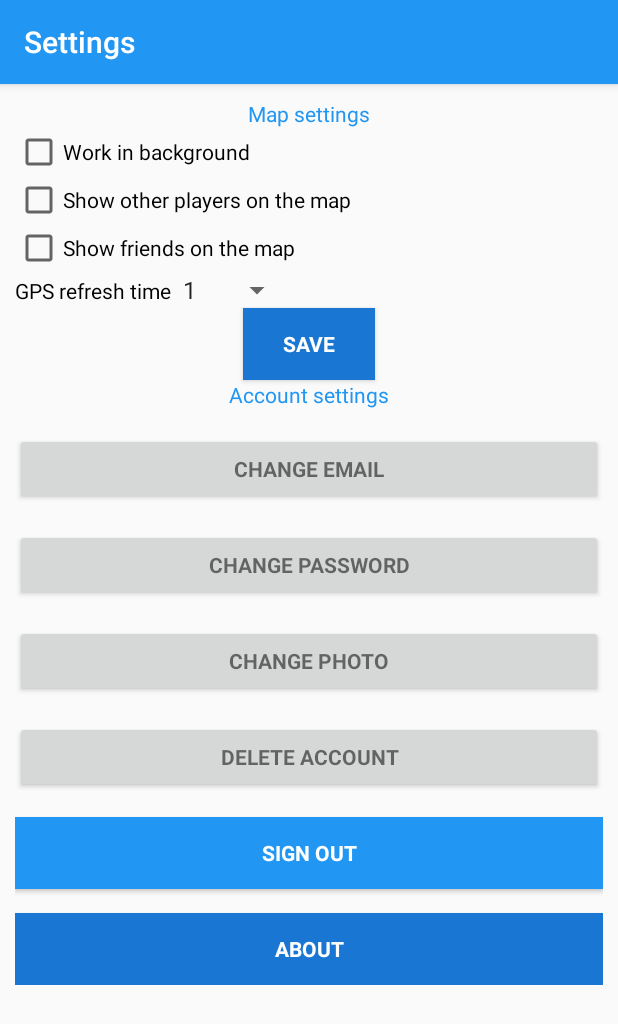
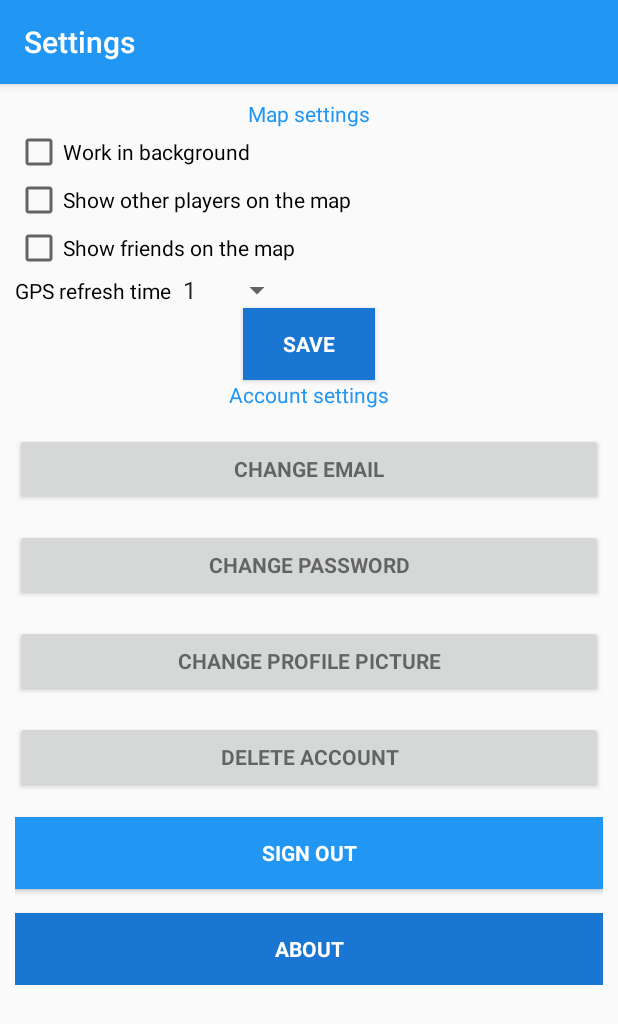
Before and after one commit to MOSISElFak/LandmarksGO, an Android app: the SettingsActivity screen opened directly, with no data from a screen before it, on a phone screen of 412 x 824 dp. Shown: the top 1024 px of the screen. Run offline under Robolectric (Android 15) with nearby library versions, the phone set to English and light mode, and no system bars; our stand-ins replace Firebase (no records; nobody signed in at launch, a user with empty details on screens opened directly); 8 statements that could not run were skipped.

Commit message:
Picture uploading and hight scores
1. Firebase Storage Added
2. Uploading profile picture from camera or gallery
3. High score displaying top 10 players

```diff
--- a/LandmarksGO/app/build.gradle
+++ b/LandmarksGO/app/build.gradle
@@ -34,6 +34,7 @@ dependencies {
     compile 'com.github.bumptech.glide:glide:4.0.0-RC0'
     compile 'com.android.support:support-v4:25.3.1'
     compile 'com.google.android.gms:play-services-maps:10.0.1'
+    compile 'com.google.firebase:firebase-storage:10.0.1'
     testCompile 'junit:junit:4.12'
     annotationProcessor 'com.github.bumptech.glide:compiler:4.0.0-RC0'
 }
@@ -50,4 +51,5 @@ dependencies {
 
 
 
+
 apply plugin: 'com.google.gms.google-services'
--- a/LandmarksGO/app/src/main/AndroidManifest.xml
+++ b/LandmarksGO/app/src/main/AndroidManifest.xml
@@ -6,7 +6,8 @@
     <uses-permission android:name="android.permission.BLUETOOTH_ADMIN" />
     <uses-permission android:name="android.permission.INTERNET" />
     <uses-permission android:name="android.permission.VIBRATE" />
-
+    <uses-permission android:name="android.permission.WRITE_EXTERNAL_STORAGE" />
+    <uses-permission android:name="android.permission.CAMERA" />
     <!--
          The ACCESS_COARSE/FINE_LOCATION permissions are not required to use
          Google Maps Android API v2, but you must specify either coarse or fine
--- a/LandmarksGO/app/src/main/java/com/example/mosis/landmarksgo/SettingsActivity.java
+++ b/LandmarksGO/app/src/main/java/com/example/mosis/landmarksgo/SettingsActivity.java
@@ -3,6 +3,8 @@ package com.example.mosis.landmarksgo;
 import android.app.AlertDialog;
 import android.content.DialogInterface;
 import android.content.Intent;
+import android.net.Uri;
+import android.provider.MediaStore;
 import android.support.annotation.NonNull;
 import android.support.v7.app.AppCompatActivity;
 import android.os.Bundle;
@@ -12,6 +14,7 @@ import android.widget.ArrayAdapter;
 import android.widget.Button;
 import android.widget.CheckBox;
 import android.widget.EditText;
+import android.widget.LinearLayout;
 import android.widget.ProgressBar;
 import android.widget.Spinner;
 import android.widget.Toast;
@@ -23,16 +26,19 @@ import com.google.android.gms.tasks.OnCompleteListener;
 import com.google.android.gms.tasks.Task;
 import com.google.firebase.auth.FirebaseAuth;
 import com.google.firebase.auth.FirebaseUser;
+import com.google.firebase.auth.UserProfileChangeRequest;
 import com.google.firebase.database.DataSnapshot;
 import com.google.firebase.database.DatabaseError;
 import com.google.firebase.database.DatabaseReference;
 import com.google.firebase.database.FirebaseDatabase;
 import com.google.firebase.database.ValueEventListener;
+import com.google.firebase.storage.FirebaseStorage;
+import com.google.firebase.storage.StorageReference;
 
 public class SettingsActivity extends AppCompatActivity implements AdapterView.OnItemSelectedListener{
 
-    private Button btnChangeEmail, btnChangePassword, btnRemoveUser, btnAbout, btnSave,
-            changeEmail, changePassword, remove, signOut;
+    private Button btnChangeEmail, btnChangePassword, btnRemoveUser, btnAbout, btnSave, btnChangePhoto,
+            changeEmail, changePassword, camera, gallery, remove, signOut;
     private CheckBox work_check, players_check, friends_check;
     private EditText oldEmail, newEmail, password, newPassword;
     private ProgressBar progressBar;
@@ -43,7 +49,9 @@ public class SettingsActivity extends AppCompatActivity implements AdapterView.O
 
     private FirebaseAuth.AuthStateListener authListener;
     private FirebaseAuth auth;
+    private FirebaseUser user;
     private FirebaseDatabase database;
+    private StorageReference storage;
 
     @Override
     protected void onCreate(Bundle savedInstanceState) {
@@ -54,8 +62,13 @@ public class SettingsActivity extends AppCompatActivity implements AdapterView.O
         auth = FirebaseAuth.getInstance();
 
         //get current user
-        final FirebaseUser user = FirebaseAuth.getInstance().getCurrentUser();
+        user = FirebaseAuth.getInstance().getCurrentUser();
+
+        //get database instance
         database = FirebaseDatabase.getInstance();
+
+        //get storage reference
+        storage = FirebaseStorage.getInstance().getReference();
 
         authListener = new FirebaseAuth.AuthStateListener() {
             @Override
@@ -74,9 +87,12 @@ public class SettingsActivity extends AppCompatActivity implements AdapterView.O
         btnChangeEmail = (Button) findViewById(R.id.change_email_button);
         btnChangePassword = (Button) findViewById(R.id.change_password_button);
         btnRemoveUser = (Button) findViewById(R.id.remove_user_button);
+        btnChangePhoto = (Button) findViewById(R.id.changePhoto);
         btnAbout = (Button) findViewById(R.id.about);
         changeEmail = (Button) findViewById(R.id.changeEmail);
         changePassword = (Button) findViewById(R.id.changePass);
+        camera = (Button) findViewById(R.id.camera);
+        gallery = (Button) findViewById(R.id.gallery);
         remove = (Button) findViewById(R.id.remove);
         signOut = (Button) findViewById(R.id.sign_out);
 
@@ -129,7 +145,7 @@ public class SettingsActivity extends AppCompatActivity implements AdapterView.O
 
             @Override
             public void onCancelled(DatabaseError databaseError) {
-
+                Toast.makeText(SettingsActivity.this, databaseError.getMessage(), Toast.LENGTH_SHORT).show();
             }
         });
 
@@ -227,6 +243,29 @@ public class SettingsActivity extends AppCompatActivity implements AdapterView.O
             }
         });
 
+        btnChangePhoto.setOnClickListener(new View.OnClickListener(){
+            @Override
+            public void onClick(View v) {
+                LinearLayout layout = (LinearLayout) findViewById(R.id.upload_photo_layout);
+                layout.setVisibility(View.VISIBLE);
+            }
+        });
+        camera.setOnClickListener(new View.OnClickListener(){
+            @Override
+            public void onClick(View v) {
+                Intent takePicture = new Intent(MediaStore.ACTION_IMAGE_CAPTURE);
+                startActivityForResult(takePicture, 0);
+            }
+        });
+        gallery.setOnClickListener(new View.OnClickListener(){
+            @Override
+            public void onClick(View v) {
+                Intent pickPhoto = new Intent(Intent.ACTION_PICK,
+                        android.provider.MediaStore.Images.Media.EXTERNAL_CONTENT_URI);
+                startActivityForResult(pickPhoto , 1);
+            }
+        });
+
         btnRemoveUser.setOnClickListener(new View.OnClickListener() {
             @Override
             public void onClick(View v) {
@@ -318,4 +357,25 @@ public class SettingsActivity extends AppCompatActivity implements AdapterView.O
     public void onNothingSelected(AdapterView<?> parent) {
 
     }
+
+    @Override
+    protected void onActivityResult(int requestCode, int resultCode, Intent data) {
+        super.onActivityResult(requestCode, resultCode, data);
+
+        if (requestCode == 0 || requestCode == 1)
+        {
+            if (resultCode == RESULT_OK) {
+                Uri selectedImage = data.getData();
+                UserProfileChangeRequest profileUpdates = new UserProfileChangeRequest.Builder().setPhotoUri(selectedImage).build();
+                user.updateProfile(profileUpdates).addOnCompleteListener(new OnCompleteListener<Void>() {
+                    @Override
+                    public void onComplete(@NonNull Task<Void> task) {
+                        Toast.makeText(SettingsActivity.this, "Profile picture updated!", Toast.LENGTH_SHORT).show();
+                    }
+                });
+            }
+            else
+                Toast.makeText(this, "Action canceled!", Toast.LENGTH_SHORT).show();
+        }
+    }
 }
--- a/LandmarksGO/app/src/main/java/com/example/mosis/landmarksgo/authentication/SignupActivity.java
+++ b/LandmarksGO/app/src/main/java/com/example/mosis/landmarksgo/authentication/SignupActivity.java
@@ -134,7 +134,8 @@ public class SignupActivity extends AppCompatActivity {
     {
         User newUser = new User(first, last);
         users.child(userid).setValue(newUser);
-        database.getReference("scoreTable").child(userid).setValue("0");
+        database.getReference("scoreTable").child(userid).child("name").setValue(first + " " + last);
+        database.getReference("scoreTable").child(userid).child("points").setValue(0);
 
         FirebaseUser user = FirebaseAuth.getInstance().getCurrentUser();
 
--- a/LandmarksGO/app/src/main/res/layout/activity_settings.xml
+++ b/LandmarksGO/app/src/main/res/layout/activity_settings.xml
@@ -168,6 +168,42 @@
                 android:text="@string/change_photo"
                 android:textStyle="bold"/>
 
+            <LinearLayout
+                android:id="@+id/upload_photo_layout"
+                android:layout_width="match_parent"
+                android:layout_height="wrap_content"
+                android:orientation="horizontal"
+                android:visibility="gone">
+
+                <TextView
+                    android:id="@+id/textView4"
+                    android:layout_width="wrap_content"
+                    android:layout_height="wrap_content"
+                    android:text="Take photo from: " />
+
+                <Button
+                    android:id="@+id/camera"
+                    style="?android:textAppearanceSmall"
+                    android:layout_width="wrap_content"
+                    android:layout_height="wrap_content"
+                    android:layout_marginLeft="10dp"
+                    android:background="@color/colorPrimaryDark"
+                    android:text="@string/camera_upload"
+                    android:textColor="@android:color/white"
+                    android:textStyle="bold" />
+
+                <Button
+                    android:id="@+id/gallery"
+                    style="?android:textAppearanceSmall"
+                    android:layout_width="wrap_content"
+                    android:layout_height="wrap_content"
+                    android:layout_marginLeft="10dp"
+                    android:background="@color/colorPrimaryDark"
+                    android:text="@string/gallery_upload"
+                    android:textColor="@android:color/white"
+                    android:textStyle="bold" />
+            </LinearLayout>
+
             <Button
                 android:id="@+id/remove_user_button"
                 style="?android:textAppearanceSmall"
--- a/LandmarksGO/app/src/main/res/values/strings.xml
+++ b/LandmarksGO/app/src/main/res/values/strings.xml
@@ -31,7 +31,9 @@
     <string name="new_pass">New Password</string>
     <string name="save">Save</string>
     <string name="change_email">Change Email</string>
-    <string name="change_photo">Change Photo</string>
+    <string name="change_photo">Change Profile Picture</string>
+    <string name="camera_upload">Camera</string>
+    <string name="gallery_upload">Gallery</string>
     <string name="change_password">Change Password</string>
     <string name="remove_user">Delete account</string>
     <string name="btn_change">Change</string>
```
Also changed, not shown: LandmarksGO/app/src/main/java/com/example/mosis/landmarksgo/HighScore.java (+43 -0 lines), LandmarksGO/app/src/main/res/layout/activity_high_score.xml (+7 -2 lines).
